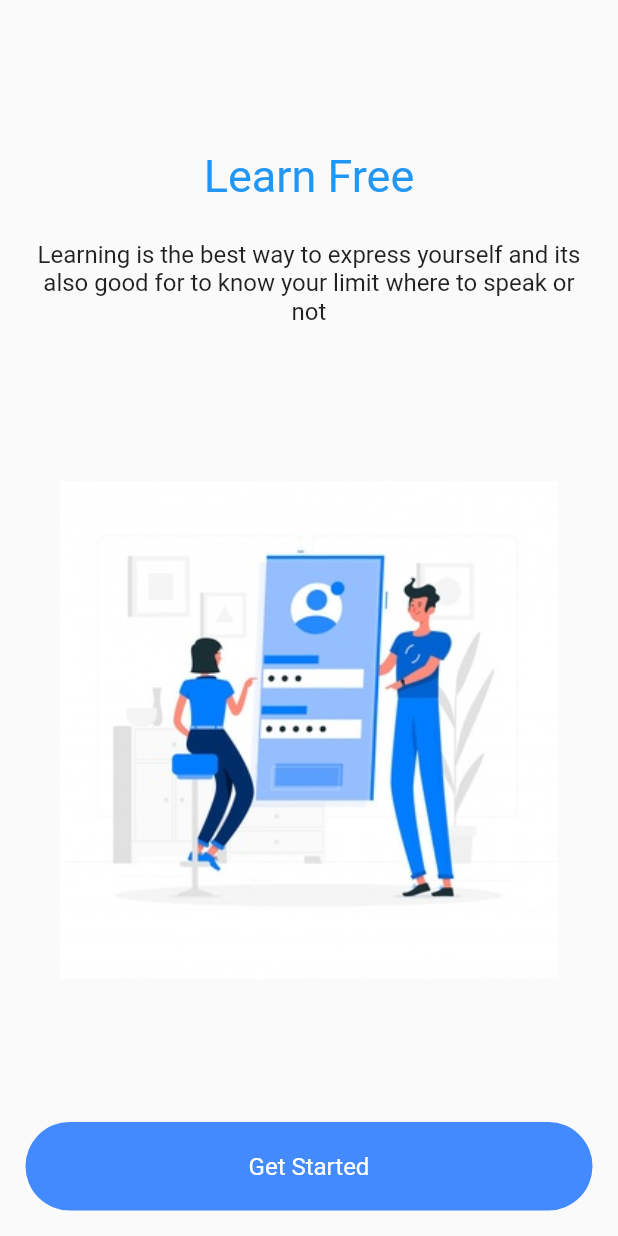
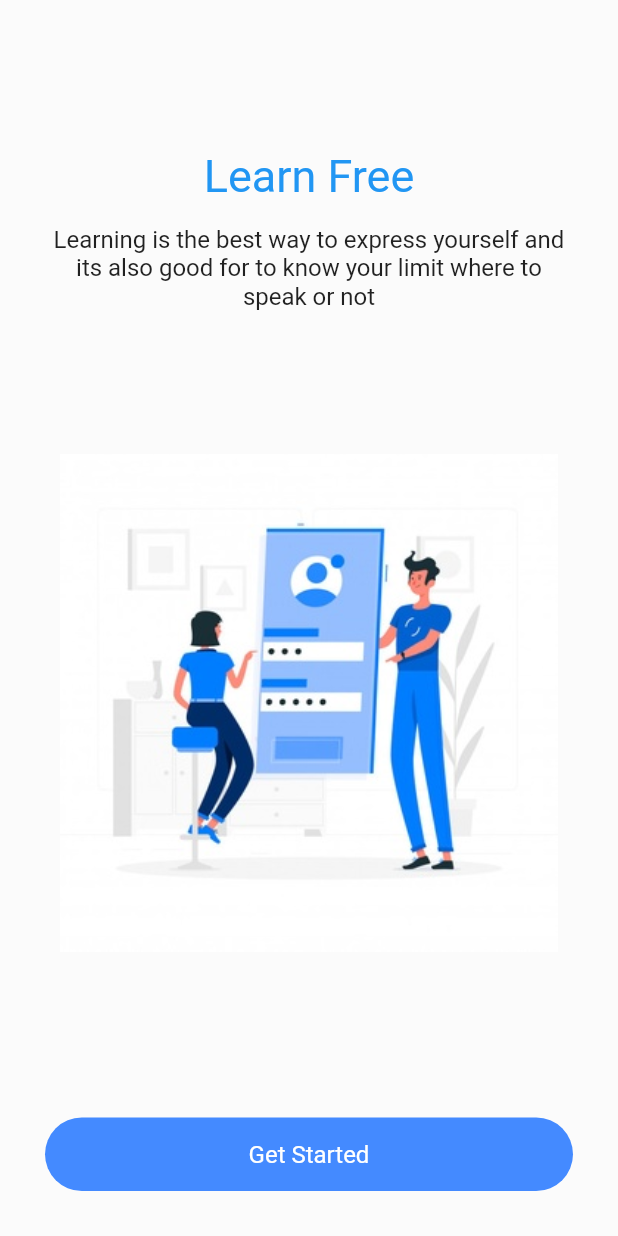
Before and after one commit to Rafid-tawhid/flutter4, a Flutter app: the screen it shows after launch, on a phone screen of 412 x 824 dp. Run offline on Flutter 3.47's test engine with Material 2 defaults, Android fonts, the phone set to English and light mode, and no system bars.

Commit message:
login page design and state changes

```diff
--- a/lib/main.dart
+++ b/lib/main.dart
@@ -10,7 +10,7 @@ class MyApp extends StatelessWidget {
   @override
   Widget build(BuildContext context) {
     return MaterialApp(
-      color: Colors.white,
+      color: Colors.black,
       debugShowCheckedModeBanner: false,
       home: Scaffold(
 
@@ -25,18 +25,65 @@ class MyApp extends StatelessWidget {
 class LoginPage extends StatefulWidget {
   const LoginPage({Key key}) : super(key: key);
 
+
   @override
   _LoginPageState createState() => _LoginPageState();
 }
 
 class _LoginPageState extends State<LoginPage> {
+  int _pageState=0;
+  var _bgColor=Colors.white;
+  double windowWidth=0;
+  double windowHeight=0;
+  double loginYOfset=0;
+  double regYOfset=0;
+
+
+
   @override
   Widget build(BuildContext context) {
-    return Container(
+
+    windowHeight=MediaQuery.of(context).size.height;
+    windowWidth=MediaQuery.of(context).size.width;
+    switch(_pageState)
+    {
+      case 0:
+        _bgColor=Colors.white24;
+        loginYOfset=windowHeight;
+        regYOfset=windowHeight;
+        break;
+      case 1:
+        _bgColor=Colors.white70;
+        loginYOfset=270;
+        regYOfset=windowHeight;
+
+        break;
+      case 2:
+        _bgColor=Colors.white70;
+        loginYOfset=250;
+        regYOfset=270;
+
+
+        break;
+
+    }
+
+    return Stack(
+      children: [
+        AnimatedContainer(
+          duration: Duration(microseconds: 1000),
+          curve: Curves.fastLinearToSlowEaseIn,
+          color: _bgColor,
           child: Column(
             mainAxisAlignment: MainAxisAlignment.spaceBetween,
             children: [
-          Container(
+              GestureDetector(
+                onTap:()
+            {
+              setState(() {
+                _pageState=0;
+              });
+            },
                 child: Column(
                   children: [
                     Container(
@@ -51,7 +98,7 @@ class _LoginPageState extends State<LoginPage> {
                         ) ,
                       ),
                     ),
-                Container(padding:EdgeInsets.all(10),margin:EdgeInsets.all(15),child: Text("Learning is the best way to express yourself and its also good for to know your limit where to speak or not",style: TextStyle(fontSize: 16),textAlign: TextAlign.center,))
+                    Container(padding:EdgeInsets.symmetric(horizontal: 20),margin:EdgeInsets.all(15),child: Text("Learning is the best way to express yourself and its also good for to know your limit where to speak or not",style: TextStyle(fontSize: 16),textAlign: TextAlign.center,))
 
                   ],
                 )
@@ -63,11 +110,24 @@ class _LoginPageState extends State<LoginPage> {
                 child: Center(child: Image.asset("assets/images/bg.jpg")),
               ),
               Container(
+                child: GestureDetector(
+                  onTap: (){
+                    setState(() {
+                     if(-_pageState !=0)
+                       {
+                         _pageState=0;
+                       }
+                     else
+                       {
+                         _pageState=1;
+                       }
+                    });
+                  },
                   child: Container(
                     width: double.infinity,
 
-              padding: EdgeInsets.all(20),
-              margin: EdgeInsets.all(17),
+                    padding: EdgeInsets.all(15),
+                    margin: EdgeInsets.all(30),
                     decoration: BoxDecoration(
                       color: Colors.blueAccent,
                       borderRadius: BorderRadius.circular(30)
@@ -75,10 +135,53 @@ class _LoginPageState extends State<LoginPage> {
                     child: Center(child: Text("Get Started",style: TextStyle(color: Colors.white,fontSize: 16),)),
 
                   ),
+                ),
               )
 
             ],
           ),
+        ),
+        GestureDetector(
+          onTap: (){
+            setState(() {
+              _pageState=2;
+            });
+          },
+          child: AnimatedContainer(
+            duration: Duration(milliseconds: 1000),
+            curve: Curves.fastLinearToSlowEaseIn,
+            transform:Matrix4.translationValues(0,loginYOfset,1),
+            decoration: BoxDecoration(
+
+                color: Colors.blue,
+                borderRadius: BorderRadius.only(
+                    topLeft: Radius.circular(40),
+                    topRight: Radius.circular(40)
+                )
+            ),
+          ),
+        ),
+        GestureDetector(
+          onTap: (){
+            setState(() {
+              _pageState=2;
+            });
+          },
+          child: AnimatedContainer(
+            duration: Duration(milliseconds: 1000),
+            curve: Curves.fastLinearToSlowEaseIn,
+            transform:Matrix4.translationValues(0,regYOfset,1),
+            decoration: BoxDecoration(
+
+                color: Colors.blueAccent,
+                borderRadius: BorderRadius.only(
+                    topLeft: Radius.circular(40),
+                    topRight: Radius.circular(40)
+                )
+            ),
+          ),
+        )
+      ],
     );
   }
 }
```
Lines whose indentation alone changed are shown as unchanged.
